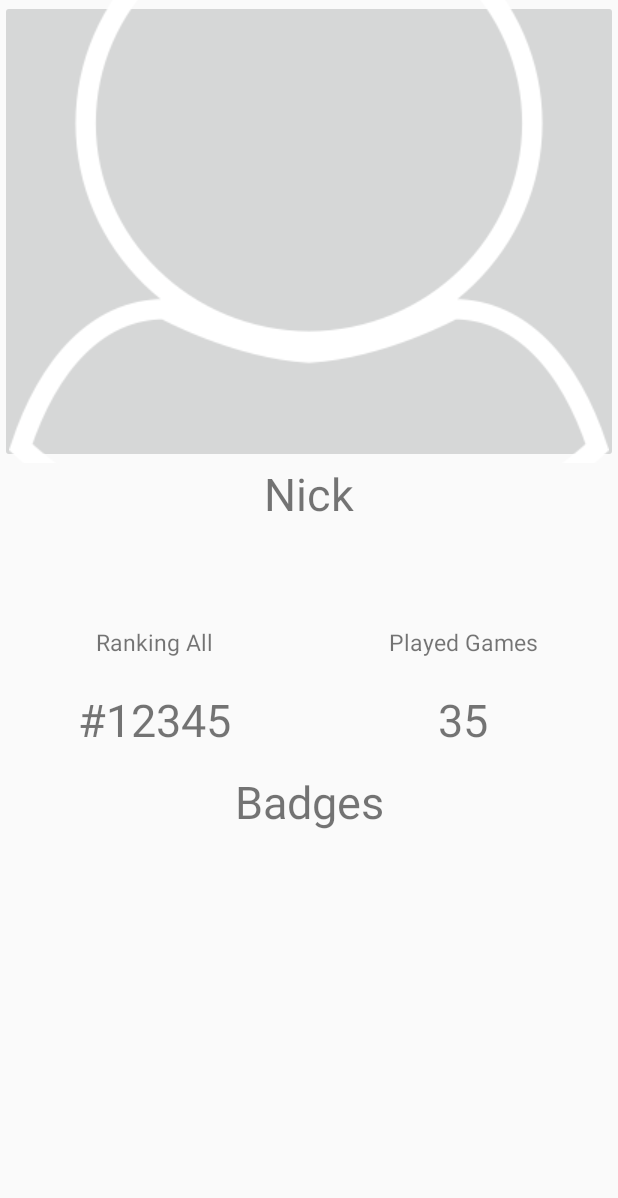
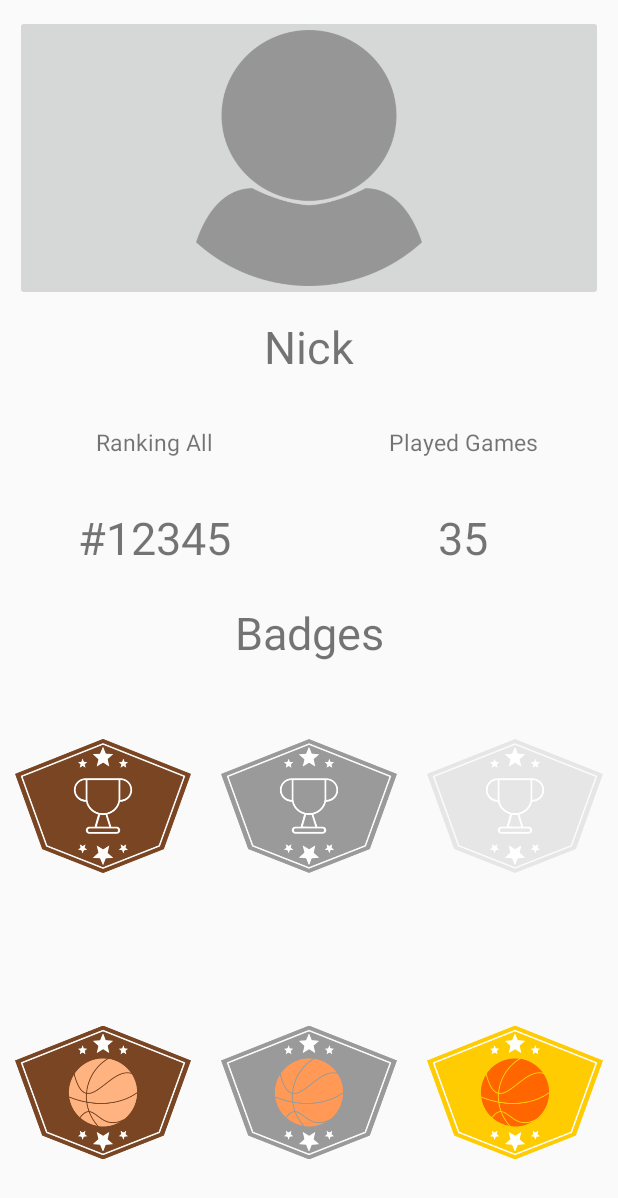
Before and after one commit to xenioPL/MDCG, an Android app: the layout profile_fragment.xml on its own in the app's theme, with its tools: preview values and no code run, on a phone screen of 412 x 824 dp. Shown: the top 1198 px of the screen. Run offline under Robolectric (Android 15) with nearby library versions, the phone set to English and light mode, and no system bars.

Commit message:
Merge branch 'master' of https://github.com/xenioPL/MDCG into NavigationTabBarDevelopment
# Conflicts:
#	.idea/caches/build_file_checksums.ser
#	app/src/main/java/com/basketball/mdgc/basketball/MainActivity.java
#	app/src/main/res/layout/profile_fragment.xml

```diff
--- a/app/src/main/java/com/basketball/mdgc/basketball/MainActivity.java
+++ b/app/src/main/java/com/basketball/mdgc/basketball/MainActivity.java
@@ -47,7 +47,7 @@ public class MainActivity extends AppCompatActivity {
 
         icons_second.add(R.drawable.team);
         icons_second.add(R.drawable.ranking);
-        icons_second.add(R.drawable.basketballconturless);
+        icons_second.add(R.drawable.basketball);
         icons_second.add(R.drawable.calendarconturless);
         icons_second.add(R.drawable.awatarless);
 
--- a/app/src/main/res/layout/profile_fragment.xml
+++ b/app/src/main/res/layout/profile_fragment.xml
@@ -10,10 +10,11 @@
         android:id="@+id/avatar"
         android:layout_width="match_parent"
         android:layout_height="0dp"
+        android:layout_weight="3"
         android:layout_gravity="center"
-        android:layout_weight="3"
-        android:padding="30dp"
-        android:src="@drawable/awatar" />
+        android:layout_margin="10dp"
+        android:scaleType="fitCenter"
+        android:src="@drawable/awatargrey" />
 
     <!--NICK-->
     <LinearLayout
@@ -35,7 +36,7 @@
     <LinearLayout
         android:layout_width="match_parent"
         android:layout_height="0dp"
-        android:layout_weight="1"
+        android:layout_weight="2"
         android:orientation="horizontal">
         <LinearLayout
             android:layout_width="0dp"
@@ -90,18 +91,66 @@
     </LinearLayout>
 
     <!--Badges-->
+    <TextView
+        android:layout_width="match_parent"
+        android:layout_height="wrap_content"
+        android:text="Badges"
+        android:textSize="30dp"
+        android:gravity="center"/>
     <LinearLayout
         android:layout_width="match_parent"
         android:layout_height="0dp"
         android:layout_weight="3"
         android:orientation="horizontal">
 
-        <TextView
-            android:layout_width="match_parent"
-            android:layout_height="wrap_content"
-            android:text="Badges"
-            android:textSize="30dp"
-            android:gravity="center"/>
+        <ImageView
+            android:layout_width="0dp"
+            android:layout_weight="1"
+            android:layout_margin="10dp"
+            android:layout_height="match_parent"
+            android:src="@drawable/badge_bronze_ranking"/>
+        <ImageView
+            android:layout_width="0dp"
+            android:layout_margin="10dp"
+            android:layout_weight="1"
+            android:layout_height="match_parent"
+            android:src="@drawable/badge_silver_ranking"/>
+        <ImageView
+            android:layout_width="0dp"
+            android:layout_margin="10dp"
+            android:layout_weight="1"
+            android:layout_height="match_parent"
+            android:src="@drawable/badge_locked_ranking"/>
+
+
+
+    </LinearLayout>
+    <LinearLayout
+        android:layout_width="match_parent"
+        android:layout_height="0dp"
+        android:layout_weight="3"
+        android:orientation="horizontal">
+
+        <ImageView
+            android:layout_width="0dp"
+            android:layout_margin="10dp"
+            android:layout_weight="1"
+            android:layout_height="match_parent"
+            android:src="@drawable/badge_bronze_game"/>
+        <ImageView
+            android:layout_width="0dp"
+            android:layout_weight="1"
+            android:layout_margin="10dp"
+            android:layout_height="match_parent"
+            android:src="@drawable/badge_silver_game"/>
+        <ImageView
+            android:layout_width="0dp"
+            android:layout_margin="10dp"
+            android:layout_weight="1"
+            android:layout_height="match_parent"
+            android:src="@drawable/badge_gold_game"/>
+
+
 
     </LinearLayout>
 
--- a/app/src/main/res/layout/ranking_layout.xml
+++ b/app/src/main/res/layout/ranking_layout.xml
@@ -52,8 +52,7 @@
     <ScrollView
         android:layout_width="match_parent"
         android:layout_height="0dp"
-        android:layout_weight="7"
-        android:background="@color/colorBackground">
+        android:layout_weight="7">
 
     <LinearLayout
         android:layout_height="0dp"
--- a/app/src/main/res/values/colors.xml
+++ b/app/src/main/res/values/colors.xml
@@ -3,6 +3,5 @@
     <color name="colorPrimary">#3F51B5</color>
     <color name="colorPrimaryDark">#303F9F</color>
     <color name="colorAccent">#FF6600</color>
-    <color name="colorBackground">#FFEDE4</color>
 
 </resources>
```
Also changed, not shown: app/src/main/res/drawable/badge_bronze_game.png (added), app/src/main/res/drawable/badge_bronze_ranking.png (added), app/src/main/res/drawable/badge_gold_game.png (added), app/src/main/res/drawable/badge_gold_ranking.png (added), app/src/main/res/drawable/badge_locked_game.png (added), app/src/main/res/drawable/badge_locked_ranking.png (added), app/src/main/res/drawable/badge_silver_game.png (added), app/src/main/res/drawable/badge_silver_ranking.png (added).
